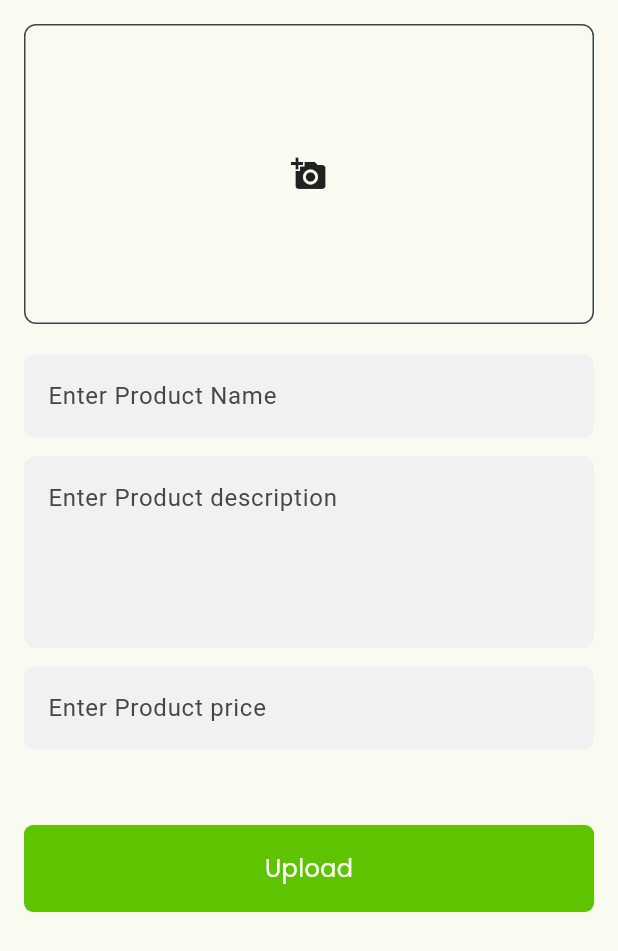
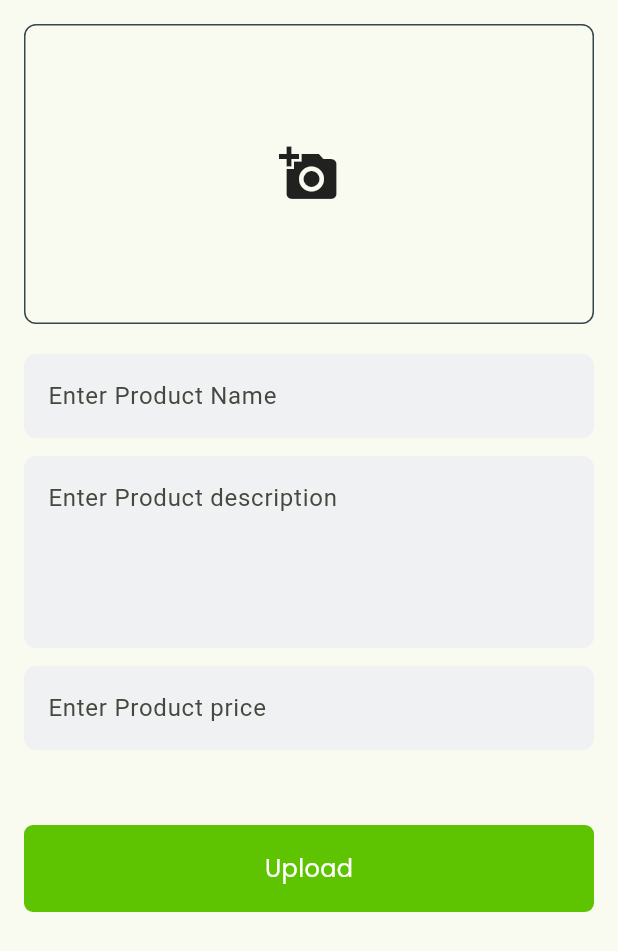
Before and after one commit to nabeer72/glosary_app, a Flutter app: the HomeScreen screen opened directly, after a tap on the "add" icon, on a phone screen of 412 x 824 dp. Shown: the top 951 px of the screen. Run offline on Flutter 3.47's test engine with Material 3 defaults, Android fonts, the phone set to English and light mode, and no system bars; our stand-ins replace cloud_firestore, firebase_auth, firebase_core, firebase_storage, flutter_spinkit, get and 2 more; accounts and stored records are empty.

Commit message:
first commit

```diff
--- a/lib/screens/home_screen.dart
+++ b/lib/screens/home_screen.dart
@@ -1,33 +1,67 @@
+import 'package:cloud_firestore/cloud_firestore.dart';
 import 'package:flutter/material.dart';
-import 'package:get/get.dart';
 import 'package:google_fonts/google_fonts.dart';
+import 'package:portoflio/Models/grocery_model.dart';
+import 'package:portoflio/constants/groccery_item.dart';
+import 'package:portoflio/screens/product_sreen.dart';
 import 'package:portoflio/screens/upload_items.dart';
-import 'package:portoflio/services/home_controller.dart';
 import 'package:portoflio/widgets/custom_text_field.dart';
 import 'package:portoflio/widgets/home_card_widget.dart';
 import 'package:portoflio/widgets/location_widget.dart';
-
-
-class HomeScreen extends StatelessWidget {
+class HomeScreen extends StatefulWidget {
   const HomeScreen({super.key});
 
   @override
+  State<HomeScreen> createState() => _HomeScreenState();
+}
+
+class _HomeScreenState extends State<HomeScreen> {
+  var searchController = TextEditingController();
+  var firestore = FirebaseFirestore.instance;
+  bool isloading = false;
+  List<Items> itemsList = [];
+  GrocceryItem item = GrocceryItem();
+  void fetchData() async {
+    setState(() {
+      isloading = true;
+    });
+    try {
+      var snapshot = await firestore.collection("products").get();
+      itemsList =
+          snapshot.docs.map((doc) => Items.fromMap(doc.data())).toList();
+      setState(() {
+        isloading = false;
+      });
+    } catch (e) {
+      debugPrint("Error while fetching data: $e");
+    }
+  }
+
+  @override
+  void initState() {
+    fetchData();
+    super.initState();
+  }
+
+  @override
   Widget build(BuildContext context) {
-    final HomeController controller = Get.put(HomeController());
-
-    return Scaffold(
+    return isloading
+        ? Center(
+            child: CircularProgressIndicator(),
+          )
+        : Scaffold(
             floatingActionButton: FloatingActionButton(
               onPressed: () {
                 Navigator.push(
                     context, MaterialPageRoute(builder: (c) => UploadItems()));
               },
-        child: const Icon(Icons.add),
+              child: Icon(Icons.add),
             ),
             body: SafeArea(
               child: Padding(
-          padding: const EdgeInsets.only(left: 16.0, right: 16.0, top: 20.0),
-          child: Column(
-            children: [
+                padding:
+                    const EdgeInsets.only(left: 16.0, right: 16.0, top: 20.0),
+                child: Column(children: [
                   Row(
                     mainAxisAlignment: MainAxisAlignment.spaceBetween,
                     children: [
@@ -36,40 +70,51 @@ class HomeScreen extends StatelessWidget {
                         style: GoogleFonts.poppins(
                             fontSize: 20, fontWeight: FontWeight.w600),
                       ),
-                  const Icon(Icons.notifications_outlined)
+                      Icon(Icons.notifications_outlined)
                     ],
                   ),
-              const SizedBox(height: 10),
-              const LocationWidget(),
+                  const SizedBox(
+                    height: 10,
+                  ),
+                  LocationWidget(),
                   SizedBox(
                     height: MediaQuery.of(context).size.height * 0.02,
                   ),
                   CustomTextField(
                       hintText: "Search here",
-                  prefixIcon: const Icon(Icons.search),
-                  controller: controller.searchController),
-              const SizedBox(height: 12),
-              Expanded(
+                      prefixIcon: Icon(Icons.search),
+                      controller: searchController),
+                  SizedBox(
+                    height: 12,
+                  ),
+                  itemsList.isEmpty
+                      ? Text("There are no products to show")
+                      : Expanded(
                           child: GridView.builder(
-                  itemCount: controller.item.vegtable.length,
-                  gridDelegate: const SliverGridDelegateWithFixedCrossAxisCount(
+                              itemCount: itemsList.length,
+                              gridDelegate:
+                                  SliverGridDelegateWithFixedCrossAxisCount(
                                       crossAxisSpacing: 8,
                                       crossAxisCount: 2,
-                    mainAxisSpacing: 20,
-                  ),
+                                      mainAxisSpacing: 20),
                               itemBuilder: (context, index) {
                                 return HomeCardWidget(
-                      imageUrl: controller.item.vegtable[index]['image'],
-                      title: controller.item.vegtable[index]['title'],
-                      rating: controller.item.vegtable[index]['rating'],
+                                  imageUrl: "https://media.istockphoto.com/id/589415708/photo/fresh-fruits-and-vegetables.jpg?s=2048x2048&w=is&k=20&c=HuL0PWV7DOxpHzlHLMZfWGvMpmpA05gYoc6XS6HkX3Y=",
+                                  title: itemsList[index].name,
+                                  rating: "0",
+                                  ontap: () {
+                                    Navigator.push(
+                                        context,
+                                        MaterialPageRoute(
+                                            builder: (c) => ProductDetailScreen(
+                                                  items: itemsList[index],
+                                                )));
+                                  },
                                 );
-                  },
+                              }),
                         ),
-              )
-            ],
+                ]),
               ),
-        ),
-      ),
-    );
+            ));
   }
 }
--- a/lib/screens/upload_items.dart
+++ b/lib/screens/upload_items.dart
@@ -1,146 +1,77 @@
 import 'dart:io';
 
-import 'package:cloud_firestore/cloud_firestore.dart';
 import 'package:flutter/material.dart';
-import 'package:image_picker/image_picker.dart';
-import 'package:portoflio/Models/grocery_model.dart';
+import 'package:get/get.dart';
 import 'package:portoflio/constants/colors.dart';
-import 'package:portoflio/screens/bottom_Nav_bar.dart';
-import 'package:portoflio/services/upload_function.dart';
+import 'package:portoflio/services/upload_iteam_controller.dart';
 import 'package:portoflio/widgets/custom_loader.dart';
 import 'package:portoflio/widgets/custom_text_field.dart';
 import 'package:portoflio/widgets/primary_button.dart';
-import 'package:uuid/uuid.dart';
 
-class UploadItems extends StatefulWidget {
-  const UploadItems({super.key});
+class UploadItems extends StatelessWidget {
+  UploadItems({super.key});
 
-  @override
-  State<UploadItems> createState() => _UploadItemsState();
-}
-
-class _UploadItemsState extends State<UploadItems> {
-  var nameController = TextEditingController();
-  var diController = TextEditingController();
-  var priceController = TextEditingController();
-  XFile? imageFile;
-  final ImagePicker picker = ImagePicker();
-  bool isLoading = false;
-  var firestore = FirebaseFirestore.instance;
-  Future<void> pickImage() async {
-    try {
-      final XFile? selectedImage =
-          await picker.pickImage(source: ImageSource.camera);
-      setState(() {
-        imageFile = selectedImage;
-      });
-    } catch (e) {
-      debugPrint("Error while picking image: $e");
-    }
-  }
-
-  void uploadData() async {
-    setState(() {
-      isLoading = true;
-    });
-    try {
-      var imageUrl = await uploadImageToFirebaseStorage(imageFile!);
-      var productId = Uuid().v1();
-      Items items = Items(
-          name: nameController.text,
-          imageUrl: imageUrl,
-          descritpion: diController.text,
-          price: priceController.text,
-          productId: productId);
-      await firestore.collection("products").doc(productId).set(items.toJson());
-      Navigator.push(
-          context,
-          MaterialPageRoute(
-            builder: (context) => BottomNavBar(),
-          ));
-    } catch (e) {
-      debugPrint("Error while uploading data: $e");
-    } finally {
-      setState(() {
-        isLoading = false;
-      });
-    }
-  }
-
-  @override
-  void dispose() {
-    nameController.dispose();
-    diController.dispose();
-    priceController.dispose();
-    super.dispose();
-  }
+  final UploadItemController controller = Get.put(UploadItemController());
 
   @override
   Widget build(BuildContext context) {
     return Scaffold(
       body: SafeArea(
-          child: Padding(
+        child: Obx(() => Padding(
               padding: const EdgeInsets.all(16.0),
-        child: isLoading
-            ? Center(
-                child: CustomLoader(size: 60,),
-              )
+              child: controller.isLoading.value
+                  ? const Center(child: CustomLoader(size: 60))
                   : SingleChildScrollView(
                       child: Column(
                         children: [
-                    Container(
+                          GestureDetector(
+                            onTap: () => controller.showImageSourceActionSheet(context),
+                            child: Container(
                               height: 200,
                               width: double.infinity,
                               decoration: BoxDecoration(
-                        borderRadius: BorderRadius.circular(
-                          8,
+                                borderRadius: BorderRadius.circular(8),
+                                border: Border.all(
+                                  color: AppColors.fontColor,
+                                  width: 1,
                                 ),
-                        border:
-                            Border.all(color: AppColors.fontColor, width: 1),
                               ),
-                      child: imageFile != null
+                              child: controller.imageFile.value != null
                                   ? Image.file(
-                              File(imageFile!.path),
+                                      File(controller.imageFile.value!.path),
                                       fit: BoxFit.cover,
                                     )
-                          : Center(
-                              child: InkWell(
-                                  onTap: () {
-                                    pickImage();
-                                  },
-                                  child: Icon(Icons.add_a_photo)),
+                                  : const Center(
+                                      child: Icon(Icons.add_a_photo, size: 40),
                                     ),
                             ),
-                    const SizedBox(
-                      height: 20,
                           ),
+                          const SizedBox(height: 20),
                           CustomTextField(
                             hintText: "Enter Product Name",
-                        controller: nameController),
-                    const SizedBox(
-                      height: 12,
+                            controller: controller.nameController,
                           ),
+                          const SizedBox(height: 12),
                           CustomTextField(
                             hintText: "Enter Product description",
-                      controller: diController,
+                            controller: controller.diController,
                             maxLines: 4,
                           ),
-                    const SizedBox(
-                      height: 12,
-                    ),
+                          const SizedBox(height: 12),
                           CustomTextField(
                             hintText: "Enter Product price",
-                        controller: priceController),
+                            controller: controller.priceController,
+                          ),
                           const SizedBox(height: 50),
                           PrimaryButton(
                             title: "Upload",
-                        ontap: () {
-                          uploadData();
-                        })
+                            ontap: controller.uploadData,
+                          ),
                         ],
                       ),
                     ),
             )),
+      ),
     );
   }
 }
--- a/lib/services/profile_controller.dart
+++ b/lib/services/profile_controller.dart
@@ -19,8 +19,6 @@ class ProfileController extends GetxController {
     super.onInit();
     getUserInfo();
   }
-
-  // Get user information from Firestore
   void getUserInfo() async {
     try {
       isLoading.value = true;
--- a/lib/widgets/home_card_widget.dart
+++ b/lib/widgets/home_card_widget.dart
@@ -5,11 +5,14 @@ class HomeCardWidget extends StatelessWidget {
   final String imageUrl;
   final String title;
   final String rating;
+  final Function() ontap;
   const HomeCardWidget(
       {super.key,
       required this.imageUrl,
       required this.title,
-      required this.rating});
+      required this.rating,
+      required this.ontap
+      });
 
   @override
   Widget build(BuildContext context) {
```
Also changed, not shown: lib/screens/product_sreen.dart (added, +246 -0 lines), lib/services/upload_iteam_controller.dart (added, +104 -0 lines). Lines whose indentation alone changed are shown as unchanged.
